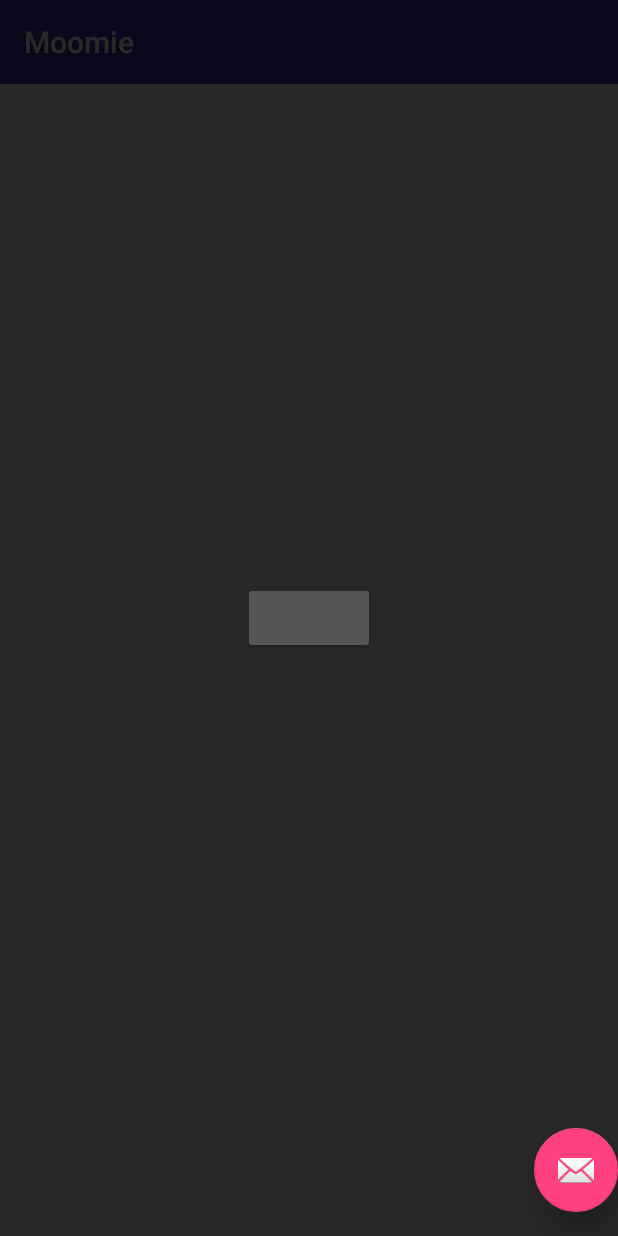
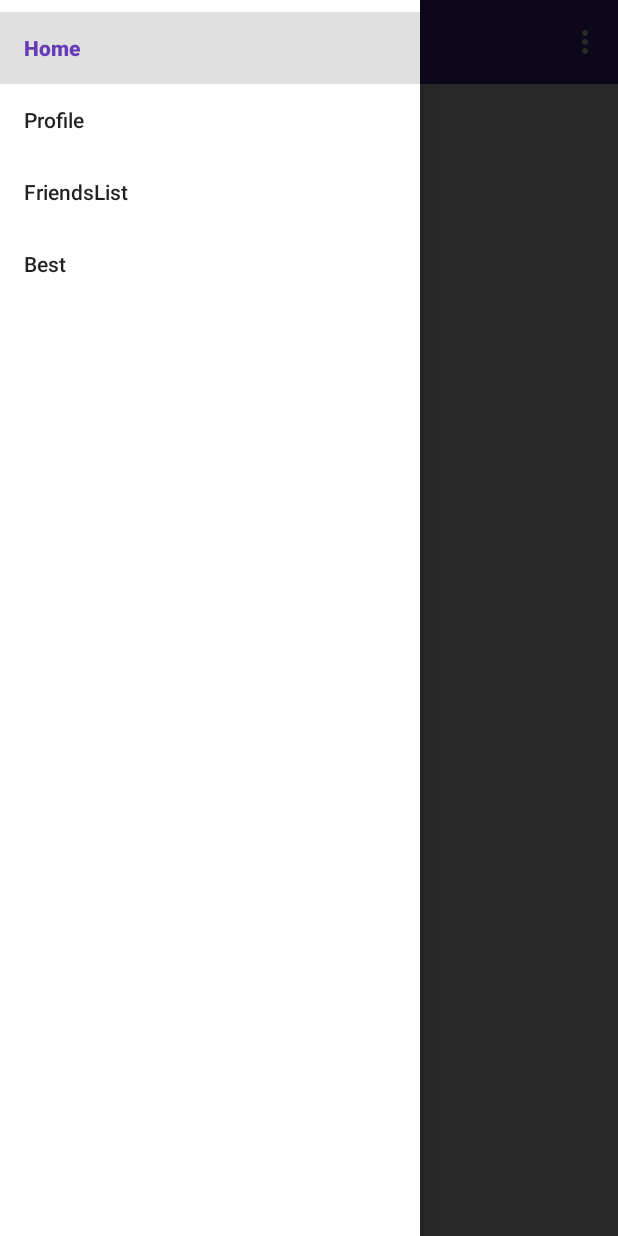
Before and after one commit to bsberg/NewMoomieApp, an Android app: the screen it shows after launch (MainActivity), with the side drawer open, on a phone screen of 412 x 824 dp. Run offline under Robolectric (Android 15) with nearby library versions, the phone set to English and light mode, and no system bars; libraries missing offline, so code that uses them is left out: com.facebook, com.facebook.login; plain views replace LoginButton; 16 statements that could not run were skipped.

Commit message:
Revert "I deleted some stuff, and added a menu"
This reverts commit 2489052166a5070988a470bd63d2e41d62be12ea.

```diff
--- a/Moomie2/app/src/main/AndroidManifest.xml
+++ b/Moomie2/app/src/main/AndroidManifest.xml
@@ -41,7 +41,7 @@
         <activity
             android:name=".menu"
             android:label="@string/title_activity_menu"
-            android:theme="@style/AppTheme"></activity>
+            android:theme="@style/AppTheme" />
     </application>
 
 </manifest>
--- a/Moomie2/app/src/main/java/com/example/brianberg/moomie2/MainActivity.java
+++ b/Moomie2/app/src/main/java/com/example/brianberg/moomie2/MainActivity.java
@@ -36,8 +36,29 @@
     protected void onCreate(Bundle savedInstanceState) {
         super.onCreate(savedInstanceState);
         setContentView(R.layout.activity_main);
+
+        // Set a Toolbar to replace the ActionBar.
         Toolbar toolbar = (Toolbar) findViewById(R.id.toolbar);
         setSupportActionBar(toolbar);
+
+        // Find our drawer view
+        mDrawer = (DrawerLayout) findViewById(R.id.drawer_layout);
+
+        // Find our drawer view
+        nvDrawer = (NavigationView) findViewById(R.id.nvView);
+        // Setup drawer view
+        setupDrawerContent(nvDrawer);
+
+
+
+        FloatingActionButton fab = (FloatingActionButton) findViewById(R.id.fab);
+        fab.setOnClickListener(new View.OnClickListener() {
+            @Override
+            public void onClick(View view) {
+                Snackbar.make(view, "Replace with your own action", Snackbar.LENGTH_LONG)
+                        .setAction("Action", null).show();
+            }
+        });
 
 
         // ATTENTION: This was auto-generated to implement the App Indexing API.
@@ -48,12 +69,69 @@
 
     }
 
+    private void setupDrawerContent(NavigationView navigationView) {
+        navigationView.setNavigationItemSelectedListener(
+                new NavigationView.OnNavigationItemSelectedListener() {
+                    @Override
+                    public boolean onNavigationItemSelected(MenuItem menuItem) {
+                        selectDrawerItem(menuItem);
+                        return true;
+                    }
+                });
+    }
+
     @Override
     public void onConfigurationChanged(Configuration newConfig) {
         super.onConfigurationChanged(newConfig);
     }
 
+    public void selectDrawerItem(MenuItem menuItem) {
+        // Create a new fragment and specify the planet to show based on
+        // position
+        Fragment fragment = null;
 
+        Class fragmentClass;
+        switch(menuItem.getItemId()) {
+            case R.id.nav_Home:
+                fragmentClass = MainFragment.class;
+                break;
+            case R.id.nav_Profile:
+                fragmentClass = MainFragment.class;
+                break;
+            case R.id.nav_FriendsList:
+                fragmentClass = MainFragment.class;
+                break;
+            case R.id.nav_Best:
+                fragmentClass = MainFragment.class;
+                break;
+            default:
+                fragmentClass = MainFragment.class;
+        }
+
+        try {
+            fragment = (Fragment) fragmentClass.newInstance();
+        } catch (Exception e) {
+            e.printStackTrace();
+        }
+
+        // Insert the fragment by replacing any existing fragment
+        FragmentManager fragmentManager = getSupportFragmentManager();
+        fragmentManager.beginTransaction().replace(R.id.contentPanel, fragment).commit();
+        // Highlight the selected item, update the title, and close the drawer
+        // Highlight the selected item has been done by NavigationView
+        // menuItem.setChecked(true);
+        setTitle(menuItem.getTitle());
+        mDrawer.closeDrawers();
+    }
+
+
+
+    @Override
+    public boolean onCreateOptionsMenu(Menu menu) {
+        // Inflate the menu; this adds items to the action bar if it is present.
+        getMenuInflater().inflate(R.menu.menu_main, menu);
+        return true;
+    }
 
 //    @Override
 //    public boolean onOptionsItemSelected(MenuItem item) {
--- a/Moomie2/app/src/main/res/layout/activity_main.xml
+++ b/Moomie2/app/src/main/res/layout/activity_main.xml
@@ -33,6 +33,13 @@
 
         <!-- The navigation drawer that comes from the left -->
         <!-- Note that `android:layout_gravity` needs to be set to 'start' -->
+        <android.support.design.widget.NavigationView
+            android:id="@+id/nvView"
+            android:layout_width="wrap_content"
+            android:layout_height="match_parent"
+            android:layout_gravity="start"
+            android:background="@android:color/white"
+            app:menu="@menu/drawer_view" />
 
 
 
--- /dev/null
+++ b/Moomie2/app/src/main/res/menu/drawer_view.xml
@@ -0,0 +1,22 @@
+<?xml version="1.0" encoding="utf-8"?>
+<menu xmlns:android="http://schemas.android.com/apk/res/android">
+    <group android:checkableBehavior="single">
+        <item
+            android:id="@+id/nav_Home"
+            android:title="Home"
+            android:checked="true" />
+        <item
+            android:id="@+id/nav_Profile"
+
+            android:title="Profile" />
+        <item
+            android:id="@+id/nav_FriendsList"
+
+            android:title="FriendsList" />
+        <item
+            android:id="@+id/nav_Best"
+
+            android:title="Best" />
+    </group>
+
+</menu>
--- /dev/null
+++ b/Moomie2/app/src/main/res/menu/menu_main.xml
@@ -0,0 +1,10 @@
+<menu xmlns:android="http://schemas.android.com/apk/res/android"
+    xmlns:app="http://schemas.android.com/apk/res-auto"
+    xmlns:tools="http://schemas.android.com/tools"
+    tools:context="com.example.brianberg.moomie2.MainActivity">
+    <item
+        android:id="@+id/action_settings"
+        android:orderInCategory="100"
+        android:title="@string/action_settings"
+        app:showAsAction="never" />
+</menu>
```
Also changed, not shown: Moomie2/app/src/main/java/com/example/brianberg/moomie2/FriendsFragment.java (deleted, +0 -29 lines), Moomie2/app/src/main/java/com/example/brianberg/moomie2/menu.java (+4 -95 lines), Moomie2/app/src/main/res/layout/activity_menu.xml (+23 -14 lines), Moomie2/app/src/main/res/layout/app_bar_menu.xml (deleted, +0 -34 lines), Moomie2/app/src/main/res/layout/content_menu.xml (+17 -5 lines), Moomie2/app/src/main/res/layout/fragment_friends.xml (deleted, +0 -13 lines), Moomie2/app/src/main/res/layout/nav_header_menu.xml (deleted, +0 -34 lines), Moomie2/app/src/main/res/menu/activity_menuu_drawer.xml (renamed from Moomie2/app/src/main/res/menu/activity_menu_drawer.xml, +14 -10 lines), Moomie2/app/src/main/res/menu/menuu.xml (renamed from Moomie2/app/src/main/res/menu/menu.xml).
